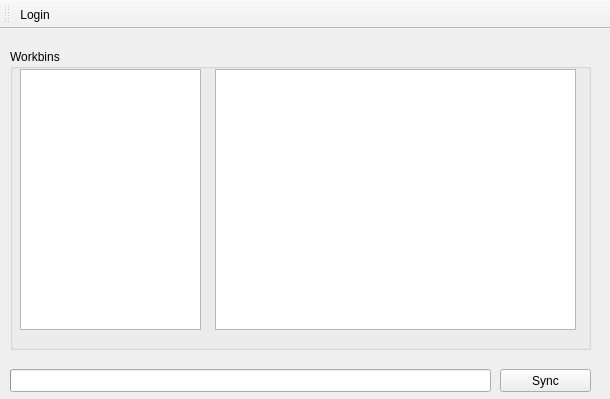
First picture: the form in mainwindow.ui, repository ashrayjain/IVLE-Drive, before the edit.
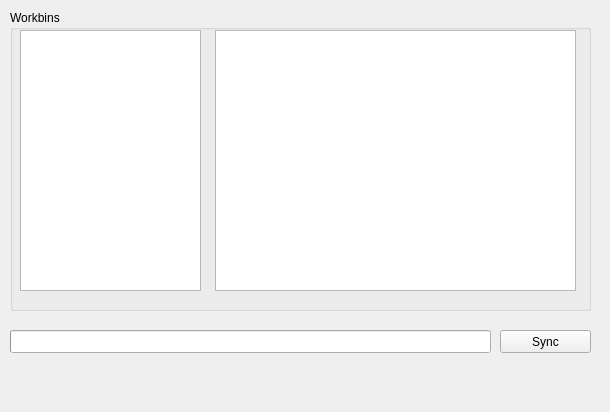
Second picture: the form after the edit.

What changed in the file:
```diff
--- a/mainwindow.ui
+++ b/mainwindow.ui
@@ -7,7 +7,7 @@
     <x>0</x>
     <y>0</y>
     <width>610</width>
-    <height>399</height>
+    <height>412</height>
    </rect>
   </property>
   <property name="windowTitle">
@@ -18,7 +18,7 @@
     <property name="geometry">
      <rect>
       <x>500</x>
-      <y>340</y>
+      <y>330</y>
       <width>91</width>
       <height>23</height>
      </rect>
@@ -27,21 +27,11 @@
      <string>Sync</string>
     </property>
    </widget>
-   <widget class="QTreeView" name="treeView">
-    <property name="geometry">
-     <rect>
-      <x>20</x>
-      <y>40</y>
-      <width>181</width>
-      <height>261</height>
-     </rect>
-    </property>
-   </widget>
    <widget class="QProgressBar" name="progressBar">
     <property name="geometry">
      <rect>
       <x>10</x>
-      <y>340</y>
+      <y>330</y>
       <width>481</width>
       <height>23</height>
      </rect>
@@ -60,7 +50,7 @@
     <property name="geometry">
      <rect>
       <x>10</x>
-      <y>20</y>
+      <y>10</y>
       <width>581</width>
       <height>301</height>
      </rect>
@@ -78,32 +68,33 @@
       </rect>
      </property>
     </widget>
+    <widget class="QTreeView" name="treeView">
+     <property name="geometry">
+      <rect>
+       <x>10</x>
+       <y>20</y>
+       <width>181</width>
+       <height>261</height>
+      </rect>
+     </property>
+    </widget>
+    <zorder>listView</zorder>
+    <zorder>treeView</zorder>
+    <zorder>treeView</zorder>
    </widget>
    <zorder>groupBox</zorder>
    <zorder>syncButton</zorder>
    <zorder>treeView</zorder>
    <zorder>progressBar</zorder>
   </widget>
-  <widget class="QToolBar" name="toolBar">
-   <property name="windowTitle">
-    <string>toolBar</string>
+  <widget class="QStatusBar" name="statusBar">
+   <property name="autoFillBackground">
+    <bool>false</bool>
    </property>
-   <attribute name="toolBarArea">
-    <enum>TopToolBarArea</enum>
-   </attribute>
-   <attribute name="toolBarBreak">
+   <property name="sizeGripEnabled">
     <bool>false</bool>
-   </attribute>
-   <addaction name="actionLogin"/>
+   </property>
   </widget>
-  <action name="actionLogin">
-   <property name="text">
-    <string>Login</string>
-   </property>
-   <property name="toolTip">
-    <string>Login to IVLE</string>
-   </property>
-  </action>
  </widget>
  <layoutdefault spacing="6" margin="11"/>
  <resources/>
```
Left out of the diff: 1 changed line with no effect on the pictures.
